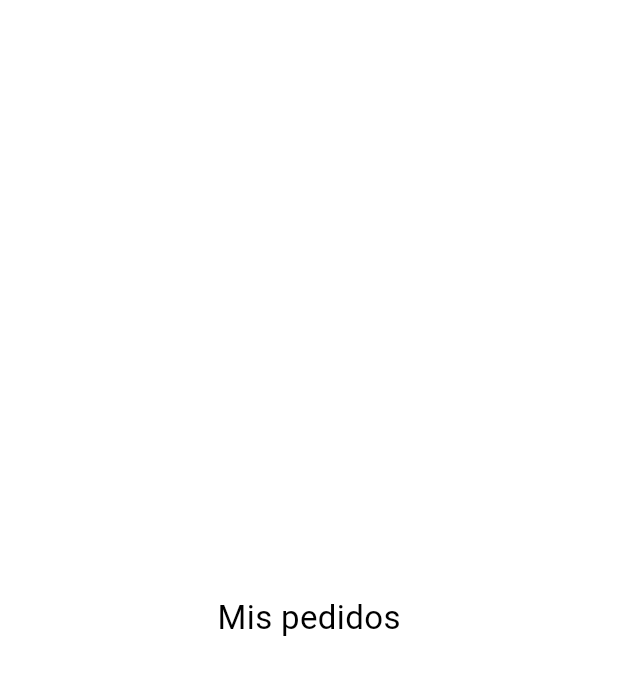
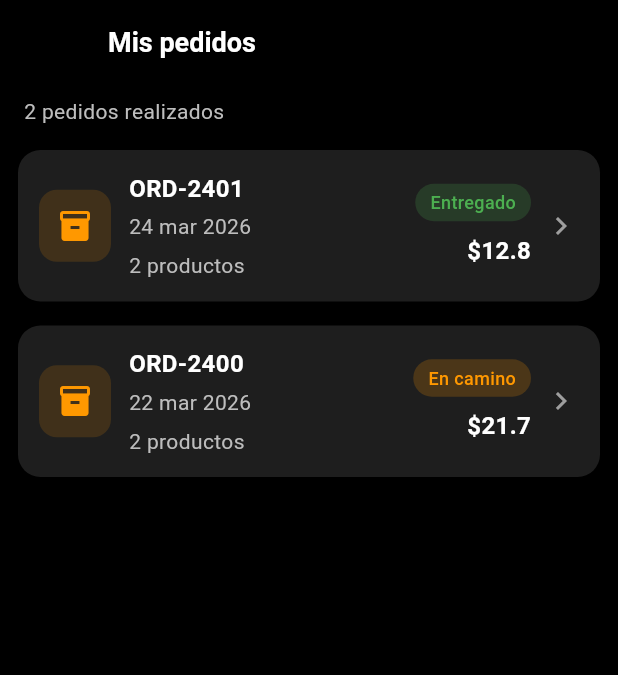
Before and after one commit to kliuverson/Proyecto-formativo, a Flutter app: the OrdersPage screen opened directly, on a phone screen of 412 x 824 dp. Shown: the top 675 px of the screen. Run offline on Flutter 3.47's test engine with Material 3 defaults, Android fonts, the phone set to English and light mode, and no system bars; our stand-ins replace bloc, equatable, flutter_bloc, get_it, hive, hive_flutter; accounts and stored records are empty; network calls fail; Roboto replaces fonts that are missing (Poppins).

Commit message:
implementacion de la vista de pedido

```diff
--- a/lib/src/routes/app_routes.dart
+++ b/lib/src/routes/app_routes.dart
@@ -5,6 +5,7 @@ import 'package:ferremateriales/view/modulos/category/pages/category_page.dart';
 import 'package:ferremateriales/view/modulos/carrito/pages/cart_page.dart';
 import 'package:ferremateriales/view/modulos/profile/pages/profile_page.dart';
 import 'package:ferremateriales/view/modulos/favorites/pages/favorite_page.dart';
+import 'package:ferremateriales/view/modulos/orders/pages/orders_pages.dart';
 
 class AppRoutes {
   static const home = '/home';
@@ -13,6 +14,7 @@ class AppRoutes {
   static const category = '/category';
   static const profile = '/profile';
   static const favorite = '/favorite';
+  static const orders = '/orders';
 
   static Map<String, WidgetBuilder> routes = {
     home: (context) => const HomePage(),
@@ -21,5 +23,6 @@ class AppRoutes {
     category: (context) => const CategoryPage(),
     profile: (context) => const ProfilePage(),
     favorite: (context) => const FavoritesPage(),
+    orders: (context) => OrdersPage(),
   };
 }
--- a/lib/view/modulos/orders/pages/orders_pages.dart
+++ b/lib/view/modulos/orders/pages/orders_pages.dart
@@ -1,16 +1,66 @@
 import 'package:flutter/material.dart';
+import '../widgets/orders_card.dart';
 
 class OrdersPage extends StatelessWidget {
-  const OrdersPage({super.key});
+  final List orders = [
+    {
+      "id": 2401,
+      "fecha": "24 mar 2026",
+      "total": 12.80,
+      "estado": "entregado",
+      "productos": ["Martillo", "Clavos"]
+    },
+    {
+      "id": 2400,
+      "fecha": "22 mar 2026",
+      "total": 21.70,
+      "estado": "camino",
+      "productos": ["Taladro", "Brocas"]
+    }
+  ];
 
   @override
   Widget build(BuildContext context) {
-    return const Scaffold(
-      body: Center(
-        child: Text(
-          'Mis pedidos',
-          style: TextStyle(fontSize: 22),
+    return Scaffold(
+      backgroundColor: Colors.black, // 👈 fondo oscuro
+      appBar: AppBar(
+        backgroundColor: Colors.black,
+        elevation: 0,
+        title: Text(
+          "Mis pedidos",
+          style: TextStyle(
+            color: Colors.white,
+            fontWeight: FontWeight.bold,
+          ),
         ),
+        centerTitle: false,
+      ),
+
+      body: Column(
+        crossAxisAlignment: CrossAxisAlignment.start,
+        children: [
+          // 🔢 Texto superior (ej: "7 pedidos realizados")
+          Padding(
+            padding: const EdgeInsets.symmetric(horizontal: 16, vertical: 8),
+            child: Text(
+              "${orders.length} pedidos realizados",
+              style: TextStyle(
+                color: Colors.grey[400],
+                fontSize: 14,
+              ),
+            ),
+          ),
+
+          // 📦 Lista
+          Expanded(
+            child: ListView.builder(
+              itemCount: orders.length,
+              itemBuilder: (context, index) {
+                return OrdersCard(order: orders[index]);
+              },
+            ),
+          ),
+        ],
       ),
     );
   }
--- /dev/null
+++ b/lib/view/modulos/orders/widgets/orders_card.dart
@@ -0,0 +1,124 @@
+import 'package:flutter/material.dart';
+import '../pages/orders_detail_page.dart';
+
+class OrdersCard extends StatelessWidget {
+  final Map order;
+
+  const OrdersCard({required this.order});
+
+  @override
+  Widget build(BuildContext context) {
+    final bool entregado = order["estado"] == "entregado";
+
+    return InkWell(
+      borderRadius: BorderRadius.circular(15),
+      onTap: () {
+        Navigator.push(
+          context,
+          MaterialPageRoute(
+            builder: (_) => OrderDetailPage(order: order),
+          ),
+        );
+      },
+      child: Container(
+        margin: EdgeInsets.symmetric(horizontal: 12, vertical: 8),
+        padding: EdgeInsets.all(14),
+        decoration: BoxDecoration(
+          color: Color(0xFF1E1E1E), // 👈 fondo oscuro
+          borderRadius: BorderRadius.circular(15),
+          boxShadow: [
+            BoxShadow(
+              color: Colors.black26,
+              blurRadius: 6,
+              offset: Offset(0, 3),
+            )
+          ],
+        ),
+        child: Row(
+          children: [
+            // 📦 Icono
+            Container(
+              padding: EdgeInsets.all(12),
+              decoration: BoxDecoration(
+                color: Colors.orange.withOpacity(0.15),
+                borderRadius: BorderRadius.circular(12),
+              ),
+              child: Icon(Icons.inventory_2, color: Colors.orange),
+            ),
+
+            SizedBox(width: 12),
+
+            // 📄 Info izquierda
+            Expanded(
+              child: Column(
+                crossAxisAlignment: CrossAxisAlignment.start,
+                children: [
+                  Text(
+                    "ORD-${order["id"]}",
+                    style: TextStyle(
+                      color: Colors.white,
+                      fontWeight: FontWeight.bold,
+                      fontSize: 16,
+                    ),
+                  ),
+                  SizedBox(height: 4),
+                  Text(
+                    order["fecha"],
+                    style: TextStyle(color: Colors.grey[400]),
+                  ),
+                  SizedBox(height: 6),
+                  Text(
+                    "${order["productos"].length} productos",
+                    style: TextStyle(color: Colors.grey[400]),
+                  ),
+                ],
+              ),
+            ),
+
+            // 💰 Precio + estado + flecha
+            Column(
+              crossAxisAlignment: CrossAxisAlignment.end,
+              children: [
+                // Estado
+                Container(
+                  padding: EdgeInsets.symmetric(horizontal: 10, vertical: 4),
+                  decoration: BoxDecoration(
+                    color: entregado
+                        ? Colors.green.withOpacity(0.2)
+                        : Colors.orange.withOpacity(0.2),
+                    borderRadius: BorderRadius.circular(20),
+                  ),
+                  child: Text(
+                    entregado ? "Entregado" : "En camino",
+                    style: TextStyle(
+                      color: entregado ? Colors.green : Colors.orange,
+                      fontSize: 12,
+                      fontWeight: FontWeight.w500,
+                    ),
+                  ),
+                ),
+
+                SizedBox(height: 8),
+
+                // Precio
+                Text(
+                  "\$${order["total"]}",
+                  style: TextStyle(
+                    color: Colors.white,
+                    fontWeight: FontWeight.bold,
+                    fontSize: 16,
+                  ),
+                ),
+              ],
+            ),
+
+            SizedBox(width: 8),
+
+            // 👉 Flecha
+            Icon(Icons.chevron_right, color: Colors.grey),
+          ],
+        ),
+      ),
+    );
+  }
+}
```
Also changed, not shown: lib/view/home/widgets/app_drawer.dart (+59 -30 lines), lib/view/modulos/orders/pages/orders_detail_page.dart (added, +45 -0 lines), pubspec.lock, 1 other file.
